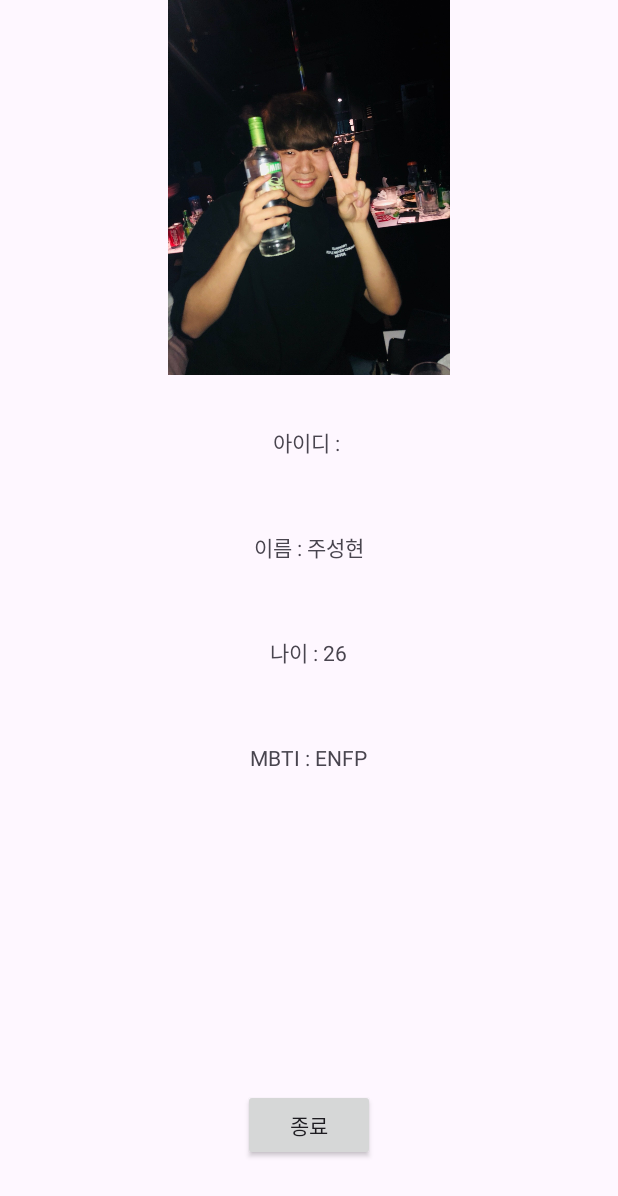
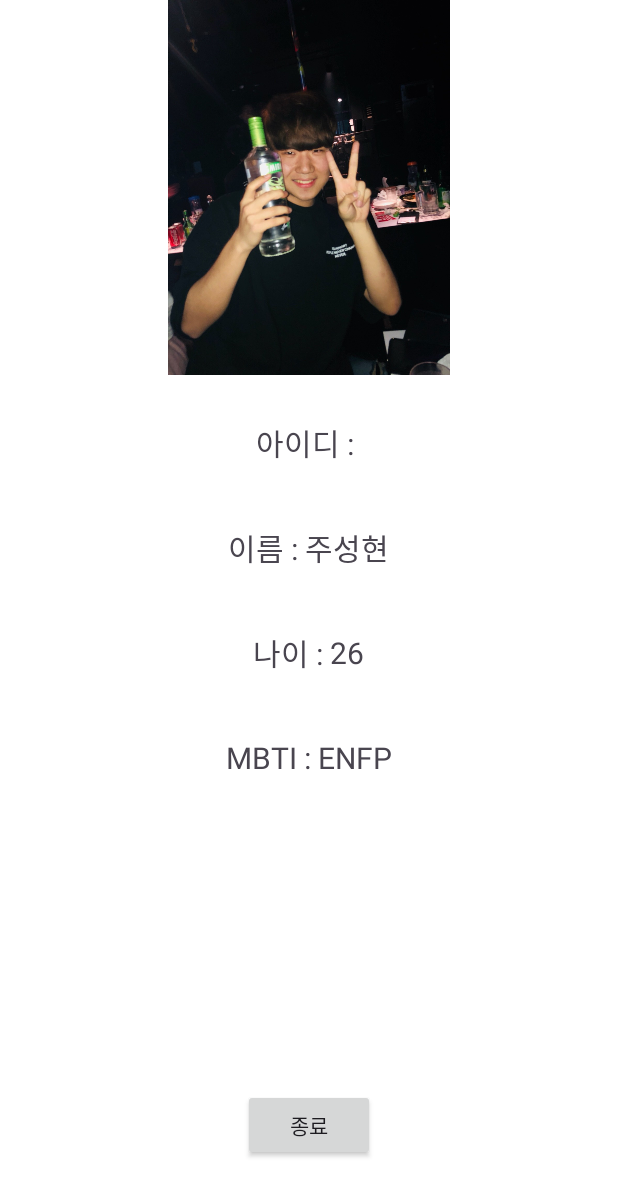
Before and after one commit to IamJuco/Myprofile-Android, an Android app: the HomeActivity screen opened directly, with no data from a screen before it, on a phone screen of 412 x 824 dp. Shown: the top 1196 px of the screen. Run offline under Robolectric (Android 15) with nearby library versions, the phone set to English and light mode, and no system bars.

Commit message:
라인정렬, xml 글자크기 수정

```diff
--- a/app/src/main/java/com/example/myprofile/HomeActivity.kt
+++ b/app/src/main/java/com/example/myprofile/HomeActivity.kt
@@ -34,7 +34,8 @@ class HomeActivity : AppCompatActivity() {
             val intent = Intent(this, SignInActivity::class.java)
             startActivity(intent)
             finish()
+
         }
+    }
 
-    }
 }
--- a/app/src/main/java/com/example/myprofile/SignInActivity.kt
+++ b/app/src/main/java/com/example/myprofile/SignInActivity.kt
@@ -42,7 +42,8 @@ class SignInActivity : AppCompatActivity() {
             if (checkId.isEmpty() || checkPassword.isEmpty()) {
                 Toast.makeText(this, "아이디와 비밀번호를 모두 입력해주세요.", Toast.LENGTH_SHORT).show()
 
-            } else {
+            }
+            else {
                 val intent = Intent(this, HomeActivity::class.java)
                 intent.putExtra("loginId", checkId)
                 startActivity(intent)
--- a/app/src/main/java/com/example/myprofile/SignUpActivity.kt
+++ b/app/src/main/java/com/example/myprofile/SignUpActivity.kt
@@ -11,7 +11,6 @@ import androidx.activity.result.ActivityResultLauncher
 
 class SignUpActivity : AppCompatActivity() {
 
-
     override fun onCreate(savedInstanceState: Bundle?) {
         super.onCreate(savedInstanceState)
         setContentView(R.layout.activity_sign_up)
@@ -19,7 +18,6 @@ class SignUpActivity : AppCompatActivity() {
         val name = findViewById<EditText>(R.id.et_name)
         val id = findViewById<EditText>(R.id.et_id)
         val password = findViewById<EditText>(R.id.et_password)
-
         val register = findViewById<Button>(R.id.btn_register)
 
         register.setOnClickListener {
@@ -29,6 +27,7 @@ class SignUpActivity : AppCompatActivity() {
 
             if (checkName.isEmpty() || checkId.isEmpty() || checkPassword.isEmpty()){
                 Toast.makeText(this, "입력되지 않은 정보가 있습니다.", Toast.LENGTH_SHORT).show()
+
             }
             else {
                 val intent = Intent(this, SignInActivity::class.java)
@@ -36,7 +35,9 @@ class SignUpActivity : AppCompatActivity() {
                 intent.putExtra("password",checkPassword)
                 setResult(RESULT_OK, intent)
                 finish()
+
             }
         }
     }
+
 }
--- a/app/src/main/res/layout/activity_home.xml
+++ b/app/src/main/res/layout/activity_home.xml
@@ -4,8 +4,8 @@
     xmlns:tools="http://schemas.android.com/tools"
     android:layout_width="match_parent"
     android:layout_height="match_parent"
+    android:background="@color/white"
     tools:context=".HomeActivity">
-
 
     <LinearLayout
         android:id="@+id/linearLayout"
@@ -29,23 +29,25 @@
         android:layout_height="50dp"
         android:layout_marginTop="20dp"
         android:gravity="center"
+        android:orientation="horizontal"
         app:layout_constraintEnd_toEndOf="parent"
         app:layout_constraintStart_toStartOf="parent"
-        app:layout_constraintTop_toBottomOf="@+id/linearLayout"
-        android:orientation="horizontal">
+        app:layout_constraintTop_toBottomOf="@+id/linearLayout">
 
         <TextView
             android:layout_width="wrap_content"
             android:layout_height="wrap_content"
+            android:layout_gravity="center"
             android:text="아이디 : "
-            android:layout_gravity="center"/>
+            android:textSize="20sp" />
 
         <TextView
             android:id="@+id/tv_id"
             android:layout_width="wrap_content"
             android:layout_height="wrap_content"
+            android:layout_gravity="center"
             android:text="aaaa"
-            android:layout_gravity="center"/>
+            android:textSize="20sp" />
 
     </LinearLayout>
 
@@ -55,22 +57,22 @@
         android:layout_height="50dp"
         android:layout_marginTop="20dp"
         android:gravity="center"
+        android:orientation="horizontal"
         app:layout_constraintEnd_toEndOf="parent"
         app:layout_constraintStart_toStartOf="parent"
-        app:layout_constraintTop_toBottomOf="@+id/linearLayout2"
-        android:orientation="horizontal">
+        app:layout_constraintTop_toBottomOf="@+id/linearLayout2">
 
         <TextView
             android:layout_width="wrap_content"
             android:layout_height="wrap_content"
             android:text="이름 : "
-            android:layout_gravity="center"/>
+            android:textSize="20sp" />
 
         <TextView
             android:layout_width="wrap_content"
             android:layout_height="wrap_content"
             android:text="주성현"
-            android:layout_gravity="center"/>
+            android:textSize="20sp" />
 
     </LinearLayout>
 
@@ -80,22 +82,22 @@
         android:layout_height="50dp"
         android:layout_marginTop="20dp"
         android:gravity="center"
+        android:orientation="horizontal"
         app:layout_constraintEnd_toEndOf="parent"
         app:layout_constraintStart_toStartOf="parent"
-        app:layout_constraintTop_toBottomOf="@+id/linearLayout3"
-        android:orientation="horizontal">
+        app:layout_constraintTop_toBottomOf="@+id/linearLayout3">
 
         <TextView
             android:layout_width="wrap_content"
             android:layout_height="wrap_content"
             android:text="나이 : "
-            android:layout_gravity="center"/>
+            android:textSize="20sp" />
 
         <TextView
             android:layout_width="wrap_content"
             android:layout_height="wrap_content"
             android:text="26"
-            android:layout_gravity="center"/>
+            android:textSize="20sp" />
 
     </LinearLayout>
 
@@ -114,13 +116,15 @@
             android:layout_width="wrap_content"
             android:layout_height="wrap_content"
             android:layout_gravity="center"
-            android:text="MBTI : " />
+            android:text="MBTI : "
+            android:textSize="20sp" />
 
         <TextView
             android:layout_width="wrap_content"
             android:layout_height="wrap_content"
             android:layout_gravity="center"
-            android:text="ENFP" />
+            android:text="ENFP"
+            android:textSize="20sp" />
 
     </LinearLayout>
 
@@ -128,8 +132,8 @@
         android:id="@+id/btn_exit"
         android:layout_width="wrap_content"
         android:layout_height="wrap_content"
+        android:layout_marginBottom="50dp"
         android:text="종료"
-        android:layout_marginBottom="50dp"
         app:layout_constraintBottom_toBottomOf="parent"
         app:layout_constraintEnd_toEndOf="parent"
         app:layout_constraintStart_toStartOf="parent" />
--- a/app/src/main/res/layout/activity_sign_up.xml
+++ b/app/src/main/res/layout/activity_sign_up.xml
@@ -113,6 +113,4 @@
         app:layout_constraintStart_toStartOf="parent"
         app:layout_constraintTop_toBottomOf="@+id/et_password" />
 
-
-
 </androidx.constraintlayout.widget.ConstraintLayout>
```
Also changed, not shown: app/src/main/res/layout/activity_sign_in.xml (+6 -1 lines).
